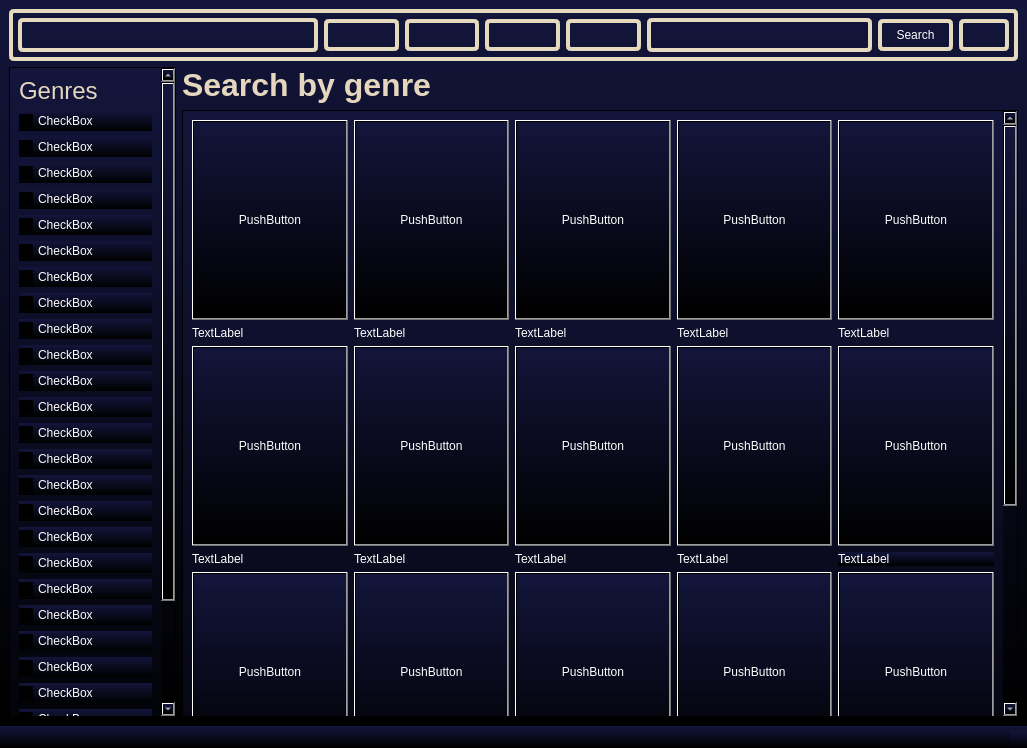
Before: the Qt Designer form src/qt/searchfilm.ui in Dushnilas/recsys_project, drawn with Qt 5.
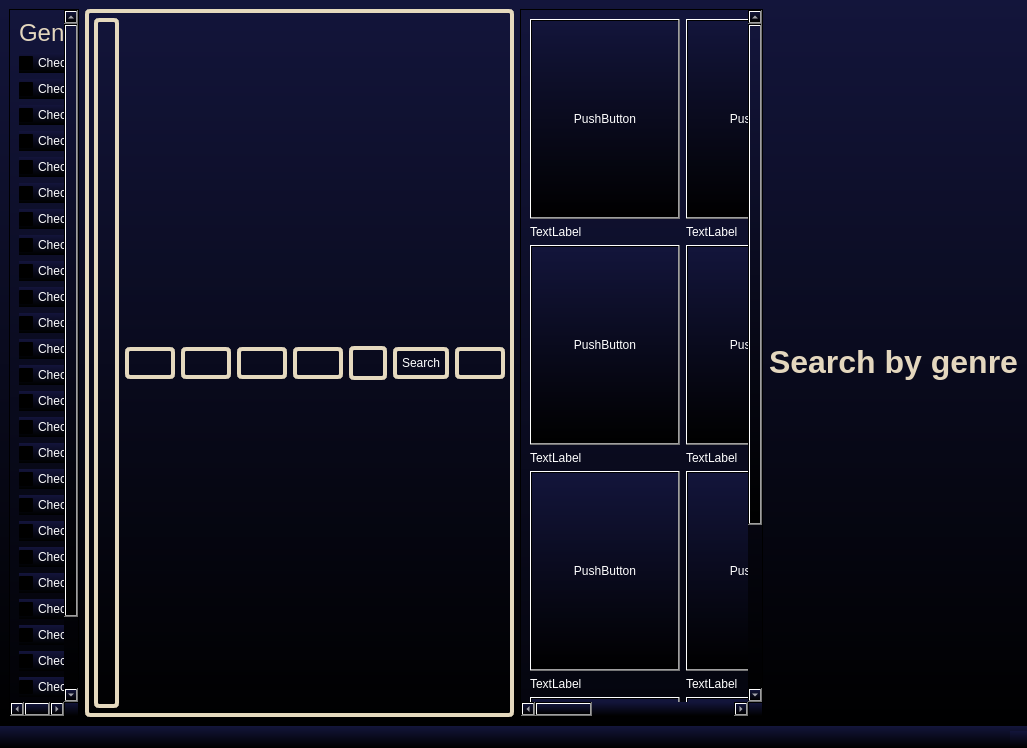
After: the same form once the commit is applied. Icons and pictures are not drawn.

Diff of the .ui file:
```diff
--- a/src/qt/searchfilm.ui
+++ b/src/qt/searchfilm.ui
@@ -18,95 +18,8 @@
 color: white;</string>
   </property>
   <widget class="QWidget" name="centralwidget">
-   <layout class="QGridLayout" name="gridLayout_5" columnstretch="1,5">
-    <item row="0" column="0" colspan="2">
-     <layout class="QHBoxLayout" name="horizontalLayout">
-      <item>
-       <widget class="QWidget" name="widget" native="true">
-        <property name="styleSheet">
-         <string notr="true">background-color: rgba(255, 255, 255, 0);
-
-border: 4px solid rgb(229, 217, 190);
-border-radius: 5px;
-padding: 5px;</string>
-        </property>
-        <layout class="QHBoxLayout" name="horizontalLayout_2" stretch="4,1,1,1,1,3,1,0">
-         <item>
-          <widget class="QLabel" name="label">
-           <property name="styleSheet">
-            <string notr="true">border-image: url(:/rec/Pics/LogoRem.png);</string>
-           </property>
-           <property name="text">
-            <string/>
-           </property>
-          </widget>
-         </item>
-         <item>
-          <widget class="QPushButton" name="HomeFSerach">
-           <property name="styleSheet">
-            <string notr="true">border-image: url(:/rec/Pics/housenormal.png);</string>
-           </property>
-           <property name="text">
-            <string/>
-           </property>
-          </widget>
-         </item>
-         <item>
-          <widget class="QPushButton" name="FilmsBFSearch">
-           <property name="styleSheet">
-            <string notr="true">border-image: url(:/rec/Pics/Films.png);</string>
-           </property>
-           <property name="text">
-            <string/>
-           </property>
-          </widget>
-         </item>
-         <item>
-          <widget class="QPushButton" name="TVShoesBFSeach">
-           <property name="styleSheet">
-            <string notr="true">border-image: url(:/rec/Pics/TVShows.png);</string>
-           </property>
-           <property name="text">
-            <string/>
-           </property>
-          </widget>
-         </item>
-         <item>
-          <widget class="QPushButton" name="KidsBFSearch">
-           <property name="styleSheet">
-            <string notr="true">border-image: url(:/rec/Pics/Kids.png);</string>
-           </property>
-           <property name="text">
-            <string/>
-           </property>
-          </widget>
-         </item>
-         <item>
-          <widget class="QLineEdit" name="lineEdit"/>
-         </item>
-         <item>
-          <widget class="QPushButton" name="pushButton_6">
-           <property name="text">
-            <string>Search</string>
-           </property>
-          </widget>
-         </item>
-         <item>
-          <widget class="QPushButton" name="UserBFSearch">
-           <property name="styleSheet">
-            <string notr="true">border-image: url(:/rec/Pics/profile-user.png);</string>
-           </property>
-           <property name="text">
-            <string/>
-           </property>
-          </widget>
-         </item>
-        </layout>
-       </widget>
-      </item>
-     </layout>
-    </item>
-    <item row="1" column="0" rowspan="2">
+   <layout class="QHBoxLayout" name="horizontalLayout_3">
+    <item>
      <widget class="QScrollArea" name="scrollArea">
       <property name="widgetResizable">
        <bool>true</bool>
@@ -116,8 +29,8 @@
         <rect>
          <x>0</x>
          <y>0</y>
-         <width>149</width>
-         <height>645</height>
+         <width>109</width>
+         <height>655</height>
         </rect>
        </property>
        <layout class="QVBoxLayout" name="verticalLayout_3" stretch="1,30">
@@ -340,22 +253,94 @@
       </widget>
      </widget>
     </item>
-    <item row="1" column="1">
-     <layout class="QVBoxLayout" name="verticalLayout_6">
+    <item>
+     <layout class="QHBoxLayout" name="horizontalLayout">
       <item>
-       <widget class="QLabel" name="SBGLabel">
+       <widget class="QWidget" name="widget" native="true">
         <property name="styleSheet">
          <string notr="true">background-color: rgba(255, 255, 255, 0);
-</string>
+
+border: 4px solid rgb(229, 217, 190);
+border-radius: 5px;
+padding: 5px;</string>
         </property>
-        <property name="text">
-         <string>&lt;html&gt;&lt;head/&gt;&lt;body&gt;&lt;p&gt;&lt;span style=&quot; font-size:24pt; font-weight:700; color:#e4d7be;&quot;&gt;Search by genre&lt;/span&gt;&lt;/p&gt;&lt;/body&gt;&lt;/html&gt;</string>
-        </property>
+        <layout class="QHBoxLayout" name="horizontalLayout_2" stretch="4,1,1,1,1,3,1,0">
+         <item>
+          <widget class="QLabel" name="label">
+           <property name="styleSheet">
+            <string notr="true">border-image: url(:/rec/Pics/LogoRem.png);</string>
+           </property>
+           <property name="text">
+            <string/>
+           </property>
+          </widget>
+         </item>
+         <item>
+          <widget class="QPushButton" name="HomeFSerach">
+           <property name="styleSheet">
+            <string notr="true">border-image: url(:/rec/Pics/housenormal.png);</string>
+           </property>
+           <property name="text">
+            <string/>
+           </property>
+          </widget>
+         </item>
+         <item>
+          <widget class="QPushButton" name="FilmsBFSearch">
+           <property name="styleSheet">
+            <string notr="true">border-image: url(:/rec/Pics/Films.png);</string>
+           </property>
+           <property name="text">
+            <string/>
+           </property>
+          </widget>
+         </item>
+         <item>
+          <widget class="QPushButton" name="TVShoesBFSeach">
+           <property name="styleSheet">
+            <string notr="true">border-image: url(:/rec/Pics/TVShows.png);</string>
+           </property>
+           <property name="text">
+            <string/>
+           </property>
+          </widget>
+         </item>
+         <item>
+          <widget class="QPushButton" name="KidsBFSearch">
+           <property name="styleSheet">
+            <string notr="true">border-image: url(:/rec/Pics/Kids.png);</string>
+           </property>
+           <property name="text">
+            <string/>
+           </property>
+          </widget>
+         </item>
+         <item>
+          <widget class="QLineEdit" name="lineEdit"/>
+         </item>
+         <item>
+          <widget class="QPushButton" name="pushButton_6">
+           <property name="text">
+            <string>Search</string>
+           </property>
+          </widget>
+         </item>
+         <item>
+          <widget class="QPushButton" name="UserBFSearch">
+           <property name="styleSheet">
+            <string notr="true">border-image: url(:/rec/Pics/profile-user.png);</string>
+           </property>
+           <property name="text">
+            <string/>
+           </property>
+          </widget>
+         </item>
+        </layout>
        </widget>
       </item>
      </layout>
     </item>
-    <item row="2" column="1">
+    <item>
      <widget class="QScrollArea" name="scrollArea_2">
       <property name="widgetResizable">
        <bool>true</bool>
@@ -992,6 +977,21 @@
       </widget>
      </widget>
     </item>
+    <item>
+     <layout class="QVBoxLayout" name="verticalLayout_6">
+      <item>
+       <widget class="QLabel" name="SBGLabel">
+        <property name="styleSheet">
+         <string notr="true">background-color: rgba(255, 255, 255, 0);
+</string>
+        </property>
+        <property name="text">
+         <string>&lt;html&gt;&lt;head/&gt;&lt;body&gt;&lt;p&gt;&lt;span style=&quot; font-size:24pt; font-weight:700; color:#e4d7be;&quot;&gt;Search by genre&lt;/span&gt;&lt;/p&gt;&lt;/body&gt;&lt;/html&gt;</string>
+        </property>
+       </widget>
+      </item>
+     </layout>
+    </item>
    </layout>
   </widget>
   <widget class="QMenuBar" name="menubar">
```
